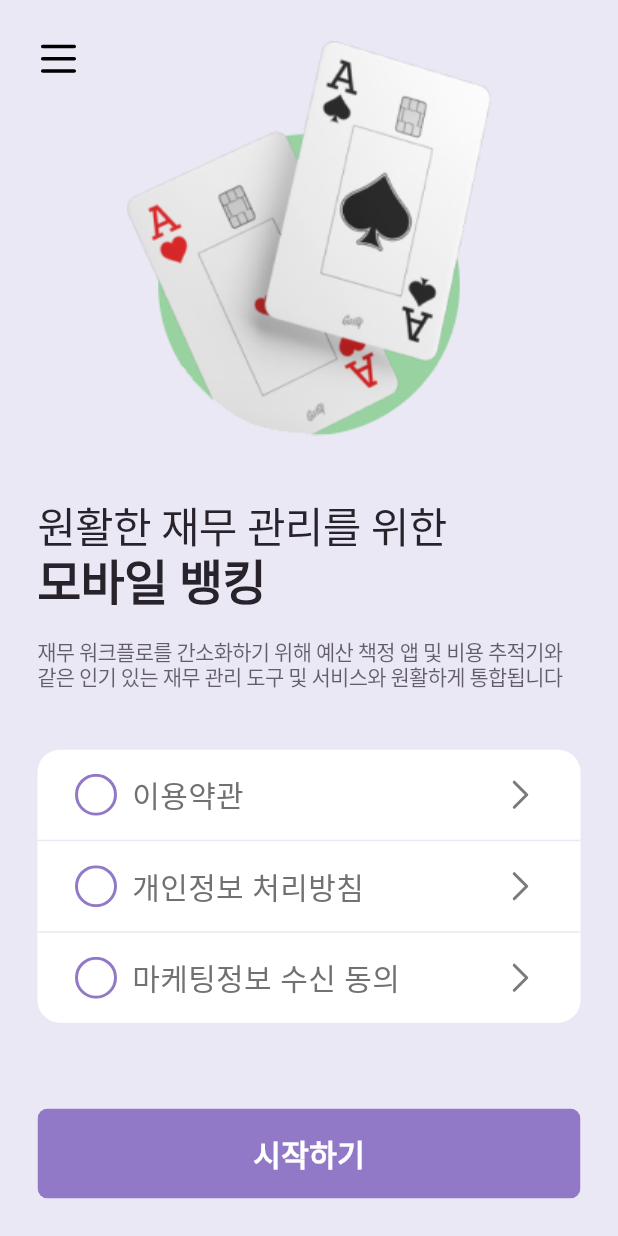
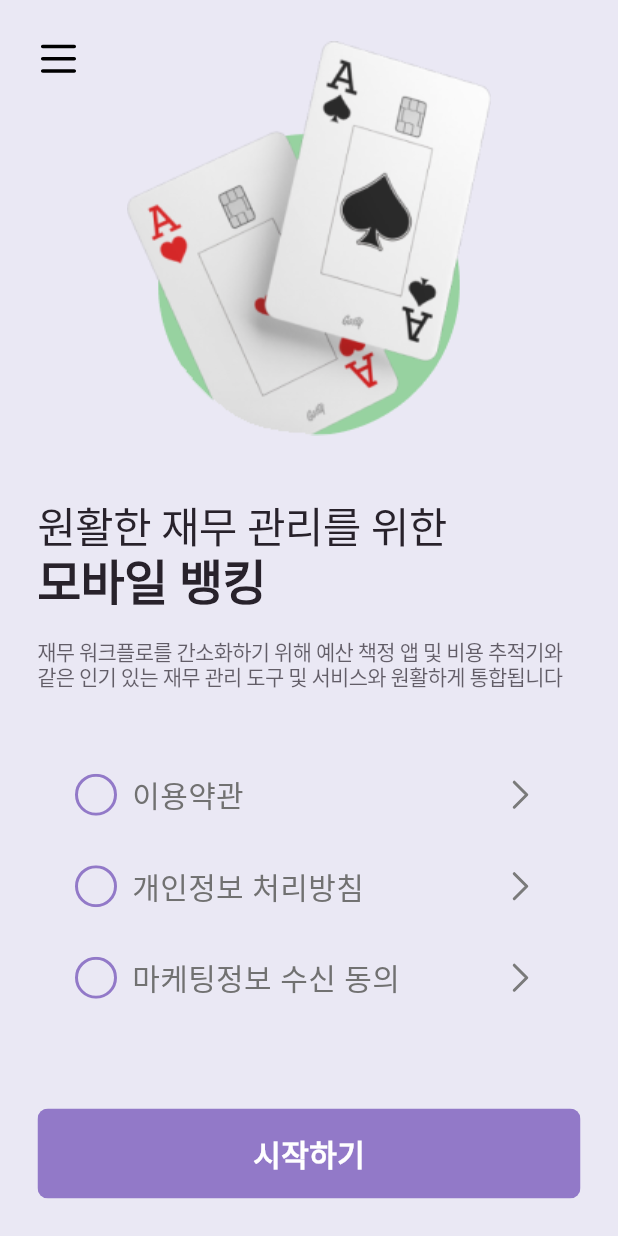
Before and after one commit to sudar-life/flutter_theme_sample, a Flutter app: the screen it shows after launch, on a phone screen of 412 x 824 dp. Run offline on Flutter 3.47's test engine with Material 2 defaults, Android fonts, the phone set to English and light mode, and no system bars; our stand-ins replace flutter_svg, google_fonts.

Commit message:
추가 수정

```diff
--- a/lib/src/app.dart
+++ b/lib/src/app.dart
@@ -21,16 +21,14 @@ ThemeData lightMode = ThemeData(
   textTheme: TextTheme(
     titleLarge: const TextStyle(color: Color(0xff28222B)),
     titleSmall: TextStyle(color: const Color(0xff28222B).withOpacity(0.7)),
-    labelLarge: const TextStyle(color: Colors.white),
-    displayMedium: const TextStyle(color: Color(0xff9279C8)),
+    labelMedium: const TextStyle(color: Color(0xff9279C8)),
   ),
-  colorScheme: const ColorScheme.light(
-    primary: Color(0xffEAE8F4),
-    secondary: Colors.white,
-  ),
+  cardTheme: const CardTheme(color: Color(0xffEAE8F4)),
+  dividerTheme: const DividerThemeData(color: Color(0xffEAE8F4)),
   buttonTheme: const ButtonThemeData(
     colorScheme: ColorScheme.light(
-      primary: Color(0xff9279C8),
+      primary: Colors.white,
+      primaryContainer: Color(0xff9279C8),
     ),
   ),
   switchTheme: SwitchThemeData(
@@ -40,6 +38,7 @@ ThemeData lightMode = ThemeData(
     ),
   ),
   iconTheme: const IconThemeData(color: Colors.black),
+  drawerTheme: const DrawerThemeData(backgroundColor: Color(0xffEAE8F4)),
 );
 ThemeData darkMode = ThemeData(
   useMaterial3: true,
@@ -47,16 +46,14 @@ ThemeData darkMode = ThemeData(
   textTheme: TextTheme(
     titleLarge: const TextStyle(color: Color(0xffDADADA)),
     titleSmall: TextStyle(color: const Color(0xffDADADA).withOpacity(0.7)),
-    labelLarge: const TextStyle(color: Colors.white),
-    displayMedium: const TextStyle(color: Color(0xff8ABD93)),
+    labelMedium: const TextStyle(color: Color(0xff8ABD93)),
   ),
-  colorScheme: const ColorScheme.dark(
-    primary: Color(0xff28222B),
-    secondary: Color(0xff342C38),
-  ),
+  cardTheme: const CardTheme(color: Color(0xff342C38)),
+  dividerTheme: const DividerThemeData(color: Color(0xff28222B)),
   buttonTheme: const ButtonThemeData(
     colorScheme: ColorScheme.dark(
-      primary: Color(0xff8ABD93),
+      primary: Colors.white,
+      primaryContainer: Color(0xff8ABD93),
     ),
   ),
   switchTheme: SwitchThemeData(
@@ -66,4 +63,5 @@ ThemeData darkMode = ThemeData(
     ),
   ),
   iconTheme: const IconThemeData(color: Colors.white),
+  drawerTheme: const DrawerThemeData(backgroundColor: Color(0xff28222B)),
 );
--- a/lib/src/components/btn.dart
+++ b/lib/src/components/btn.dart
@@ -22,13 +22,14 @@ class Btn extends StatelessWidget {
         borderRadius: BorderRadius.circular(7),
         child: Container(
           padding: padding,
-          color: color ?? Theme.of(context).buttonTheme.colorScheme!.primary,
+          color: color ??
+              Theme.of(context).buttonTheme.colorScheme!.primaryContainer,
           child: Center(
             child: AppFont(
               text,
               size: 20,
               fontWeight: FontWeight.bold,
-              color: Theme.of(context).textTheme.labelLarge!.color,
+              color: Colors.white,
             ),
           ),
         ),
--- a/lib/src/components/theme_drawer.dart
+++ b/lib/src/components/theme_drawer.dart
@@ -14,8 +14,7 @@ class _ThemeDrawerState extends State<ThemeDrawer> {
 
   @override
   Widget build(BuildContext context) {
-    return Container(
-      color: Theme.of(context).colorScheme.primary,
+    return Drawer(
       width: MediaQuery.of(context).size.width * 0.8,
       child: SafeArea(
         child: Padding(
--- a/lib/src/page/home.dart
+++ b/lib/src/page/home.dart
@@ -131,7 +131,7 @@ class _AgreementBoxState extends State<_AgreementBox> {
                   ? 'assets/svg/icon_radio_on.svg'
                   : 'assets/svg/icon_radio_off.svg',
               colorFilter: ColorFilter.mode(
-                  Theme.of(context).textTheme.displayMedium!.color!,
+                  Theme.of(context).textTheme.labelMedium!.color!,
                   BlendMode.srcIn),
             ),
             const SizedBox(width: 10),
@@ -139,7 +139,7 @@ class _AgreementBoxState extends State<_AgreementBox> {
               child: AppFont(
                 name,
                 color: isChecked
-                    ? Theme.of(context).textTheme.displayMedium!.color
+                    ? Theme.of(context).textTheme.labelMedium!.color
                     : const Color(0xff717171),
                 size: 20,
               ),
@@ -156,7 +156,7 @@ class _AgreementBoxState extends State<_AgreementBox> {
     return Container(
       decoration: BoxDecoration(
         borderRadius: BorderRadius.circular(15),
-        color: Theme.of(context).colorScheme.secondary,
+        color: Theme.of(context).cardTheme.color,
       ),
       child: Column(
         children: [
@@ -169,7 +169,7 @@ class _AgreementBoxState extends State<_AgreementBox> {
               });
             },
           ),
-          Divider(color: Theme.of(context).colorScheme.primary, height: 1),
+          const Divider(height: 1),
           agreementSingleWidget(
             name: '개인정보 처리방침',
             isChecked: isCheckedPrivacyPolicy,
@@ -179,7 +179,7 @@ class _AgreementBoxState extends State<_AgreementBox> {
               });
             },
           ),
-          Divider(color: Theme.of(context).colorScheme.primary, height: 1),
+          const Divider(height: 1),
           agreementSingleWidget(
             name: '마케팅정보 수신 동의',
             isChecked: isCheckedMarketing,
```
